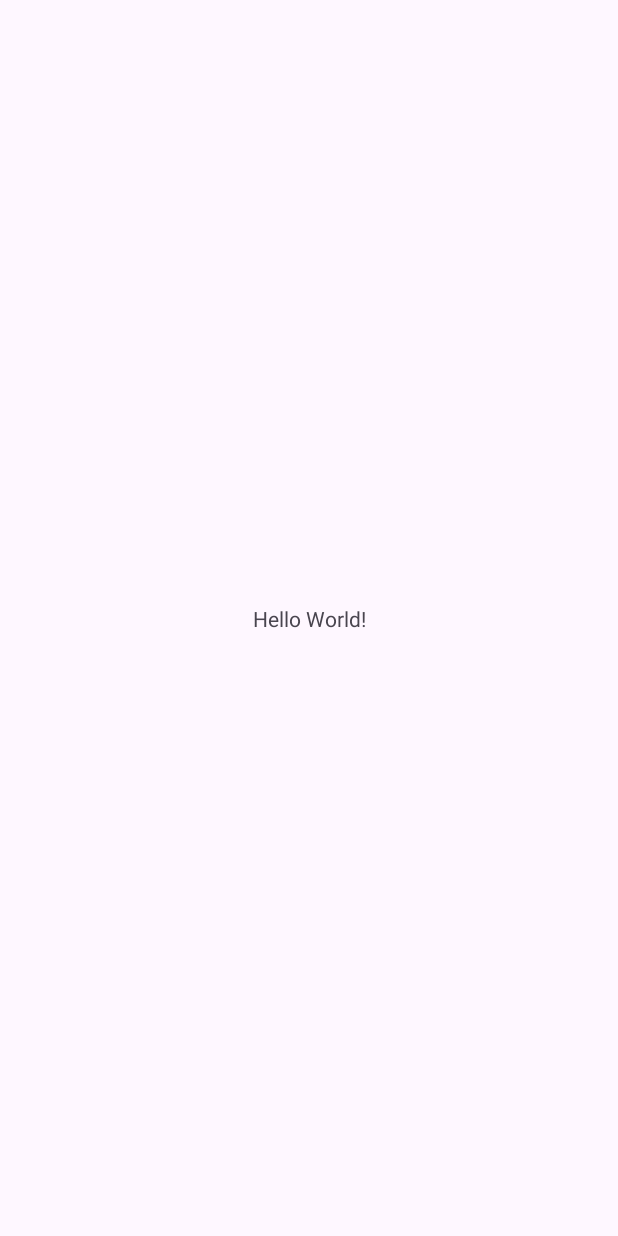
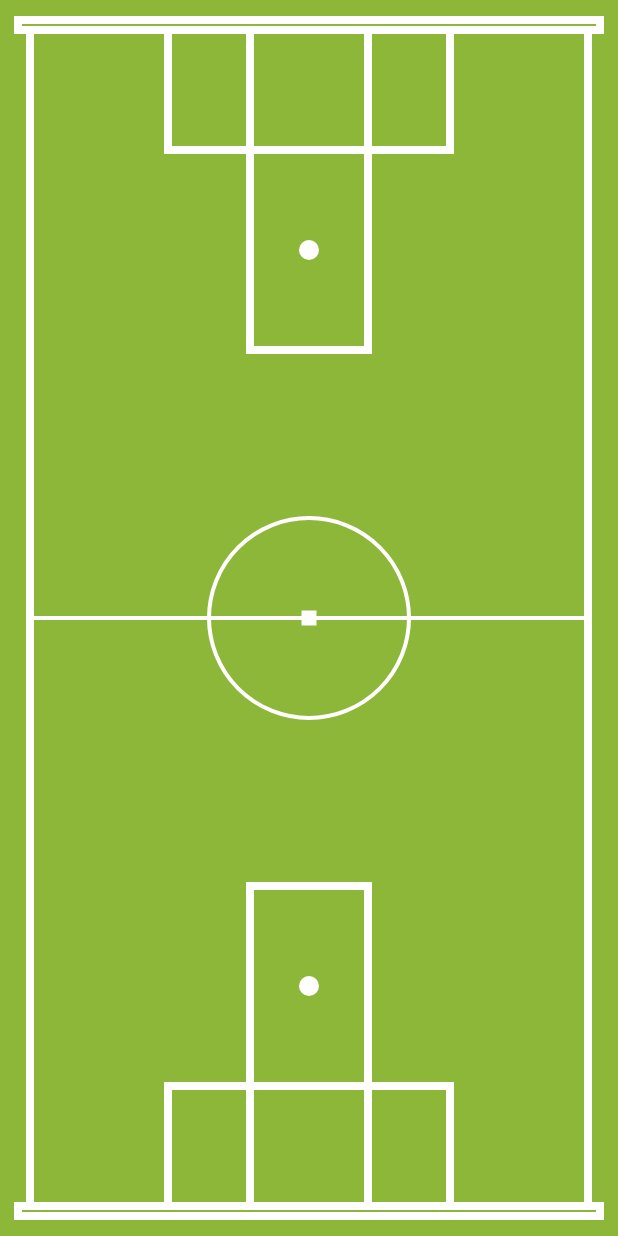
Before and after one commit to elazaroo/androidFirstApp, an Android app: the screen it shows after launch (MainActivity), on a phone screen of 412 x 824 dp. Before the commit the screen is almost empty. Run offline under Robolectric (Android 15) with nearby library versions, the phone set to English and light mode, and no system bars.

Commit message:
No corners

```diff
--- a/app/src/main/java/com/example/androidfirstapp/MainActivity.java
+++ b/app/src/main/java/com/example/androidfirstapp/MainActivity.java
@@ -1,9 +1,15 @@
 package com.example.androidfirstapp;
 
+import android.content.Context;
+import android.graphics.Canvas;
+import android.graphics.Paint;
+import android.graphics.RectF;
 import android.os.Bundle;
+import android.view.View;
 
 import androidx.activity.EdgeToEdge;
 import androidx.appcompat.app.AppCompatActivity;
+import androidx.constraintlayout.widget.ConstraintLayout;
 import androidx.core.graphics.Insets;
 import androidx.core.view.ViewCompat;
 import androidx.core.view.WindowInsetsCompat;
@@ -15,10 +21,73 @@ public class MainActivity extends AppCompatActivity {
         super.onCreate(savedInstanceState);
         EdgeToEdge.enable(this);
         setContentView(R.layout.activity_main);
-        ViewCompat.setOnApplyWindowInsetsListener(findViewById(R.id.main), (v, insets) -> {
+        ViewCompat.setOnApplyWindowInsetsListener(findViewById(R.id.layout1), (v, insets) -> {
             Insets systemBars = insets.getInsets(WindowInsetsCompat.Type.systemBars());
             v.setPadding(systemBars.left, systemBars.top, systemBars.right, systemBars.bottom);
+
+
+            ConstraintLayout layout1 =findViewById(R.id.layout1);
+            CanvasX background = new CanvasX(this);
+            layout1.addView(background);
             return insets;
         });
     }
+
+    class CanvasX extends View {
+        public CanvasX(Context context) {
+            super(context);
+        }
+
+        protected void onDraw(Canvas canvas) {
+            int width = canvas.getWidth();
+            int height = canvas.getHeight();
+
+            //Green font
+            canvas.drawRGB(141, 183, 57);
+
+            Paint brush1 = new Paint();
+
+            // White brush
+            brush1.setARGB(255, 255, 255, 255);
+
+            // Main rectangle
+            brush1.setStyle(Paint.Style.STROKE);
+            brush1.setStrokeWidth(8);
+            canvas.drawRect(30, 30, width - 30, height - 30, brush1);
+
+
+            // Bottom area
+            canvas.drawRect(250, height - 30, width - 250, height - 350, brush1);
+            // Small bottom area
+            canvas.drawRect(450, height - 30, width - 450, height - 150, brush1);
+            // Bottom soccer goal
+            canvas.drawRect(600, height - 30, width - 600, height - 20, brush1);
+            // Bottom penalty dot
+            brush1.setStyle(Paint.Style.FILL);
+            canvas.drawCircle(width / 2, height - 250, 10, brush1);
+            brush1.setStyle(Paint.Style.STROKE);
+
+            // Top area
+            canvas.drawRect(250, 30, width - 250, 350, brush1);
+            // Small top area
+            canvas.drawRect(450, 30, width - 450, 150, brush1);
+            // Top soccer goal
+            canvas.drawRect(600, 30, width - 600, 20, brush1);
+            // Top penalty dot
+            brush1.setStyle(Paint.Style.FILL);
+            canvas.drawCircle(width / 2, 250, 10, brush1);
+            brush1.setStyle(Paint.Style.STROKE);
+
+            // Middle line
+            brush1.setStrokeWidth(4);
+            canvas.drawLine(30, height / 2, width - 30, height / 2, brush1);
+
+            // Middle circle
+            canvas.drawCircle(width / 2, height / 2, 100, brush1);
+
+            // Middle point
+            brush1.setStrokeWidth(15);
+            canvas.drawPoint(width / 2, height / 2, brush1);
+        }
+    }
 }
--- a/app/src/main/res/layout/activity_main.xml
+++ b/app/src/main/res/layout/activity_main.xml
@@ -2,18 +2,7 @@
 <androidx.constraintlayout.widget.ConstraintLayout xmlns:android="http://schemas.android.com/apk/res/android"
     xmlns:app="http://schemas.android.com/apk/res-auto"
     xmlns:tools="http://schemas.android.com/tools"
-    android:id="@+id/main"
+    android:id="@+id/layout1"
     android:layout_width="match_parent"
     android:layout_height="match_parent"
-    tools:context=".MainActivity">
-
-    <TextView
-        android:layout_width="wrap_content"
-        android:layout_height="wrap_content"
-        android:text="Hello World!"
-        app:layout_constraintBottom_toBottomOf="parent"
-        app:layout_constraintEnd_toEndOf="parent"
-        app:layout_constraintStart_toStartOf="parent"
-        app:layout_constraintTop_toTopOf="parent" />
-
-</androidx.constraintlayout.widget.ConstraintLayout>
+    tools:context=".MainActivity"/>
```
